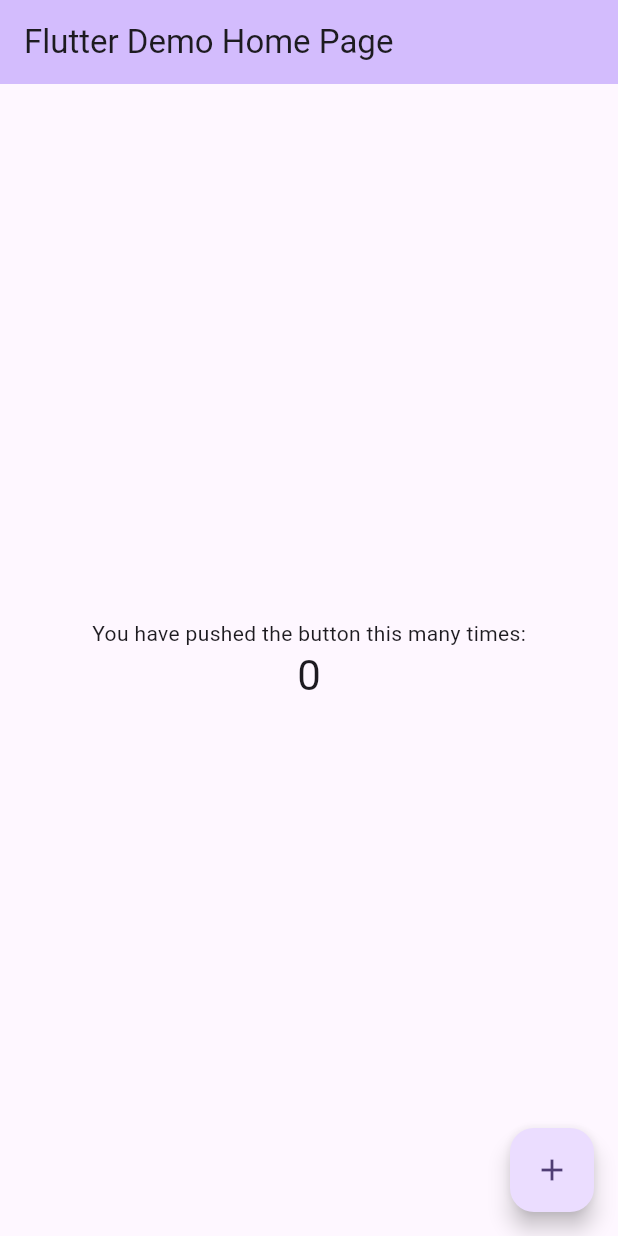
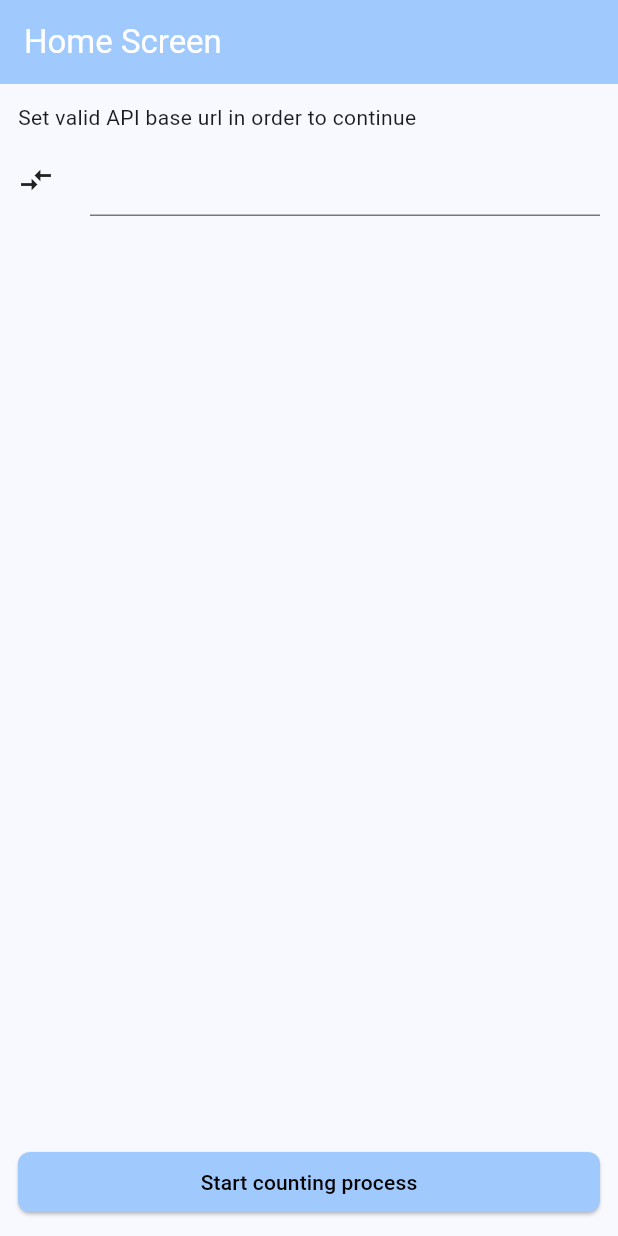
Before and after one commit to MaksymTiutiunnyk/webspark_test, a Flutter app: the screen it shows after launch, on a phone screen of 412 x 824 dp. Run offline on Flutter 3.47's test engine with Material 3 defaults, Android fonts, the phone set to English and light mode, and no system bars.

Commit message:
Create project structure and build Home screen

```diff
--- a/lib/main.dart
+++ b/lib/main.dart
@@ -1,4 +1,5 @@
 import 'package:flutter/material.dart';
+import 'package:webspark_test/presentation/screens/home.dart';
 
 void main() {
   runApp(const MyApp());
@@ -7,119 +8,15 @@ void main() {
 class MyApp extends StatelessWidget {
   const MyApp({super.key});
 
-  // This widget is the root of your application.
   @override
   Widget build(BuildContext context) {
     return MaterialApp(
-      title: 'Flutter Demo',
+      title: 'Webspark test',
       theme: ThemeData(
-        // This is the theme of your application.
-        //
-        // TRY THIS: Try running your application with "flutter run". You'll see
-        // the application has a purple toolbar. Then, without quitting the app,
-        // try changing the seedColor in the colorScheme below to Colors.green
-        // and then invoke "hot reload" (save your changes or press the "hot
-        // reload" button in a Flutter-supported IDE, or press "r" if you used
-        // the command line to start the app).
-        //
-        // Notice that the counter didn't reset back to zero; the application
-        // state is not lost during the reload. To reset the state, use hot
-        // restart instead.
-        //
-        // This works for code too, not just values: Most code changes can be
-        // tested with just a hot reload.
-        colorScheme: ColorScheme.fromSeed(seedColor: Colors.deepPurple),
+        colorScheme: ColorScheme.fromSeed(seedColor: Colors.blue),
         useMaterial3: true,
       ),
-      home: const MyHomePage(title: 'Flutter Demo Home Page'),
+      home: const HomeScreen(),
     );
   }
 }
-
-class MyHomePage extends StatefulWidget {
-  const MyHomePage({super.key, required this.title});
-
-  // This widget is the home page of your application. It is stateful, meaning
-  // that it has a State object (defined below) that contains fields that affect
-  // how it looks.
-
-  // This class is the configuration for the state. It holds the values (in this
-  // case the title) provided by the parent (in this case the App widget) and
-  // used by the build method of the State. Fields in a Widget subclass are
-  // always marked "final".
-
-  final String title;
-
-  @override
-  State<MyHomePage> createState() => _MyHomePageState();
-}
-
-class _MyHomePageState extends State<MyHomePage> {
-  int _counter = 0;
-
-  void _incrementCounter() {
-    setState(() {
-      // This call to setState tells the Flutter framework that something has
-      // changed in this State, which causes it to rerun the build method below
-      // so that the display can reflect the updated values. If we changed
-      // _counter without calling setState(), then the build method would not be
-      // called again, and so nothing would appear to happen.
-      _counter++;
-    });
-  }
-
-  @override
-  Widget build(BuildContext context) {
-    // This method is rerun every time setState is called, for instance as done
-    // by the _incrementCounter method above.
-    //
-    // The Flutter framework has been optimized to make rerunning build methods
-    // fast, so that you can just rebuild anything that needs updating rather
-    // than having to individually change instances of widgets.
-    return Scaffold(
-      appBar: AppBar(
-        // TRY THIS: Try changing the color here to a specific color (to
-        // Colors.amber, perhaps?) and trigger a hot reload to see the AppBar
-        // change color while the other colors stay the same.
-        backgroundColor: Theme.of(context).colorScheme.inversePrimary,
-        // Here we take the value from the MyHomePage object that was created by
-        // the App.build method, and use it to set our appbar title.
-        title: Text(widget.title),
-      ),
-      body: Center(
-        // Center is a layout widget. It takes a single child and positions it
-        // in the middle of the parent.
-        child: Column(
-          // Column is also a layout widget. It takes a list of children and
-          // arranges them vertically. By default, it sizes itself to fit its
-          // children horizontally, and tries to be as tall as its parent.
-          //
-          // Column has various properties to control how it sizes itself and
-          // how it positions its children. Here we use mainAxisAlignment to
-          // center the children vertically; the main axis here is the vertical
-          // axis because Columns are vertical (the cross axis would be
-          // horizontal).
-          //
-          // TRY THIS: Invoke "debug painting" (choose the "Toggle Debug Paint"
-          // action in the IDE, or press "p" in the console), to see the
-          // wireframe for each widget.
-          mainAxisAlignment: MainAxisAlignment.center,
-          children: <Widget>[
-            const Text(
-              'You have pushed the button this many times:',
-            ),
-            Text(
-              '$_counter',
-              style: Theme.of(context).textTheme.headlineMedium,
-            ),
-          ],
-        ),
-      ),
-      floatingActionButton: FloatingActionButton(
-        onPressed: _incrementCounter,
-        tooltip: 'Increment',
-        child: const Icon(Icons.add),
-      ), // This trailing comma makes auto-formatting nicer for build methods.
-    );
-  }
-}
--- /dev/null
+++ b/lib/presentation/screens/home.dart
@@ -0,0 +1,32 @@
+import 'package:flutter/material.dart';
+import 'package:webspark_test/presentation/widgets/home_widgets/form.dart';
+
+class HomeScreen extends StatelessWidget {
+  const HomeScreen({super.key});
+
+  @override
+  Widget build(BuildContext context) {
+    return Scaffold(
+      appBar: AppBar(
+        backgroundColor: Theme.of(context).colorScheme.inversePrimary,
+        title: const Text(
+          'Home Screen',
+          style: TextStyle(color: Colors.white),
+        ),
+      ),
+      body: const Padding(
+        padding: EdgeInsets.all(12.0),
+        child: Column(
+          crossAxisAlignment: CrossAxisAlignment.start,
+          children: [
+            Text(
+              'Set valid API base url in order to continue',
+            ),
+            SizedBox(height: 8),
+            UrlForm(),
+          ],
+        ),
+      ),
+    );
+  }
+}
--- /dev/null
+++ b/lib/presentation/widgets/home_widgets/form.dart
@@ -0,0 +1,64 @@
+import 'package:flutter/material.dart';
+
+class UrlForm extends StatefulWidget {
+  const UrlForm({super.key});
+
+  @override
+  State<UrlForm> createState() {
+    return _UrlFormState();
+  }
+}
+
+class _UrlFormState extends State<UrlForm> {
+  final _formKey = GlobalKey<FormState>();
+
+  @override
+  Widget build(BuildContext context) {
+    return Expanded(
+      child: Form(
+        key: _formKey,
+        child: Column(
+          mainAxisAlignment: MainAxisAlignment.spaceBetween,
+          crossAxisAlignment: CrossAxisAlignment.stretch,
+          children: <Widget>[
+            Row(
+              children: [
+                const Icon(Icons.compare_arrows),
+                const SizedBox(width: 24),
+                Expanded(
+                  child: TextFormField(
+                    validator: (value) {
+                      if (value == null || value.isEmpty) {
+                        return 'Please, enter valid URL';
+                      }
+                      return null;
+                    },
+                  ),
+                ),
+              ],
+            ),
+            ElevatedButton(
+              style: ElevatedButton.styleFrom(
+                shape: RoundedRectangleBorder(
+                  borderRadius: BorderRadius.circular(8),
+                ),
+                backgroundColor: Theme.of(context).colorScheme.inversePrimary,
+              ),
+              onPressed: () {
+                if (_formKey.currentState!.validate()) {
+                  ScaffoldMessenger.of(context).showSnackBar(
+                    const SnackBar(content: Text('Processing Data')),
+                  );
+                }
+              },
+              child: const Text(
+                'Start counting process',
+                style: TextStyle(color: Colors.black),
+              ),
+            ),
+          ],
+        ),
+      ),
+    );
+  }
+}
```
